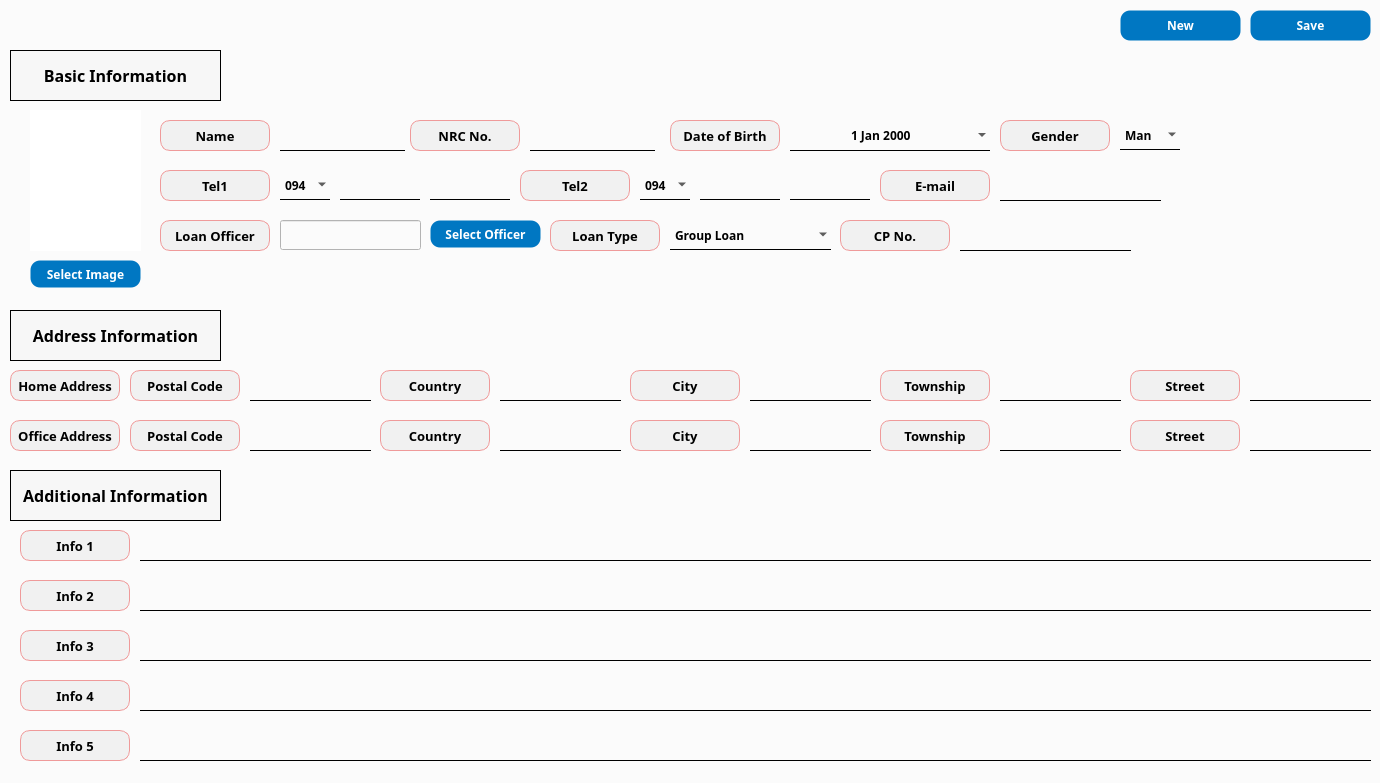
Old version of the form app/src/pages/registration/guarantor.ui in the repository DY-Microfinance-Customer-Management/dymf-algorithm.
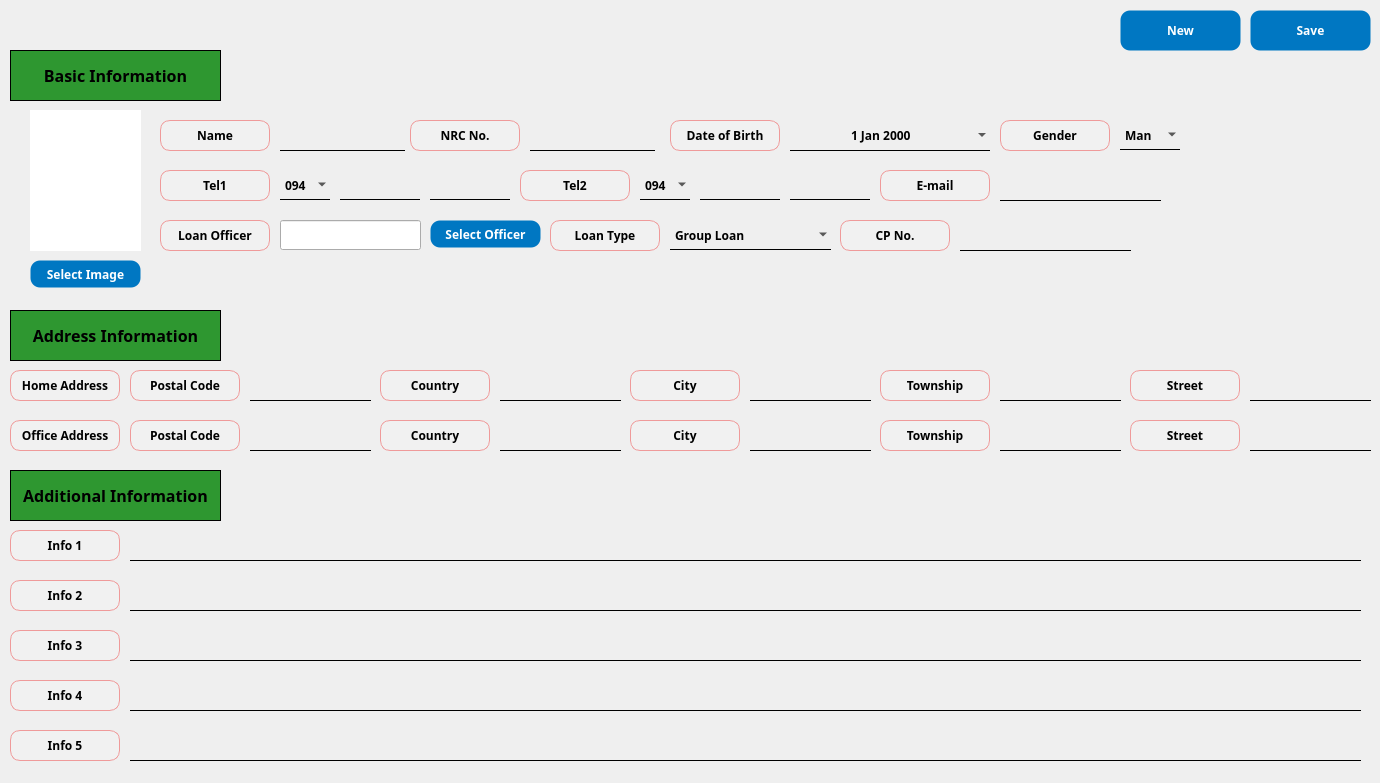
New version of the form.

What changed in the file:
```diff
--- a/app/src/pages/registration/guarantor.ui
+++ b/app/src/pages/registration/guarantor.ui
@@ -26,7 +26,32 @@
    <string>Guarantor Management</string>
   </property>
   <property name="styleSheet">
-   <string notr="true">background-color: #fbfbfb;</string>
+   <string notr="true">background-color: #fbfbfb;
+
+QPushButton {
+    background-color: #0077c2;
+    color: white;
+    border: 1px solid transparent;
+    border-radius: 10px;
+    padding: 5px 10px;
+}
+
+QPushButton:hover {
+    border: 1px solid white;
+}
+
+QPushButton:pressed {
+    background-color: #005f9e;
+    padding-top: 6px;
+    padding-bottom: 4px;
+}
+
+QPushButton:disabled {
+    background-color: lightgray;
+    color: gray;
+    border: 1px solid gray;
+}
+</string>
   </property>
   <widget class="QWidget" name="centralwidget">
    <property name="minimumSize">
@@ -41,12 +66,13 @@
       <x>1120</x>
       <y>10</y>
       <width>121</width>
-      <height>31</height>
+      <height>41</height>
      </rect>
     </property>
     <property name="font">
      <font>
       <family>Arial Black</family>
+      <pointsize>9</pointsize>
       <weight>75</weight>
       <bold>true</bold>
      </font>
@@ -87,12 +113,13 @@
       <x>1250</x>
       <y>10</y>
       <width>121</width>
-      <height>31</height>
+      <height>41</height>
      </rect>
     </property>
     <property name="font">
      <font>
       <family>Arial Black</family>
+      <pointsize>9</pointsize>
       <weight>75</weight>
       <bold>true</bold>
      </font>
@@ -206,7 +233,7 @@
     <property name="font">
      <font>
       <family>Arial Black</family>
-      <pointsize>10</pointsize>
+      <pointsize>9</pointsize>
       <weight>75</weight>
       <bold>true</bold>
      </font>
@@ -288,7 +315,7 @@
    <widget class="QLineEdit" name="info3">
     <property name="geometry">
      <rect>
-      <x>140</x>
+      <x>130</x>
       <y>630</y>
       <width>1231</width>
       <height>31</height>
@@ -401,7 +428,7 @@
    <widget class="QLabel" name="label_43">
     <property name="geometry">
      <rect>
-      <x>20</x>
+      <x>10</x>
       <y>580</y>
       <width>110</width>
       <height>31</height>
@@ -422,7 +449,7 @@
     <property name="font">
      <font>
       <family>Arial Black</family>
-      <pointsize>10</pointsize>
+      <pointsize>9</pointsize>
       <weight>75</weight>
       <bold>true</bold>
      </font>
@@ -517,7 +544,7 @@
     <property name="font">
      <font>
       <family>Arial Black</family>
-      <pointsize>10</pointsize>
+      <pointsize>9</pointsize>
       <weight>75</weight>
       <bold>true</bold>
      </font>
@@ -561,7 +588,7 @@
     <property name="font">
      <font>
       <family>Arial Black</family>
-      <pointsize>10</pointsize>
+      <pointsize>9</pointsize>
       <weight>75</weight>
       <bold>true</bold>
      </font>
@@ -584,7 +611,7 @@
    <widget class="QLabel" name="label_44">
     <property name="geometry">
      <rect>
-      <x>20</x>
+      <x>10</x>
       <y>630</y>
       <width>110</width>
       <height>31</height>
@@ -605,7 +632,7 @@
     <property name="font">
      <font>
       <family>Arial Black</family>
-      <pointsize>10</pointsize>
+      <pointsize>9</pointsize>
       <weight>75</weight>
       <bold>true</bold>
      </font>
@@ -628,7 +655,7 @@
    <widget class="QLineEdit" name="info5">
     <property name="geometry">
      <rect>
-      <x>140</x>
+      <x>130</x>
       <y>730</y>
       <width>1231</width>
       <height>31</height>
@@ -661,7 +688,7 @@
    <widget class="QLabel" name="label_46">
     <property name="geometry">
      <rect>
-      <x>20</x>
+      <x>10</x>
       <y>730</y>
       <width>110</width>
       <height>31</height>
@@ -682,7 +709,7 @@
     <property name="font">
      <font>
       <family>Arial Black</family>
-      <pointsize>10</pointsize>
+      <pointsize>9</pointsize>
       <weight>75</weight>
       <bold>true</bold>
      </font>
@@ -795,7 +822,7 @@
     <property name="font">
      <font>
       <family>Arial Black</family>
-      <pointsize>10</pointsize>
+      <pointsize>9</pointsize>
       <weight>75</weight>
       <bold>true</bold>
      </font>
@@ -839,7 +866,7 @@
     <property name="font">
      <font>
       <family>Arial Black</family>
-      <pointsize>10</pointsize>
+      <pointsize>9</pointsize>
       <weight>75</weight>
       <bold>true</bold>
      </font>
@@ -1013,7 +1040,7 @@
     <property name="font">
      <font>
       <family>Arial Black</family>
-      <pointsize>10</pointsize>
+      <pointsize>9</pointsize>
       <weight>75</weight>
       <bold>true</bold>
      </font>
@@ -1036,7 +1063,7 @@
    <widget class="QLabel" name="label_45">
     <property name="geometry">
      <rect>
-      <x>20</x>
+      <x>10</x>
       <y>680</y>
       <width>110</width>
       <height>31</height>
@@ -1057,7 +1084,7 @@
     <property name="font">
      <font>
       <family>Arial Black</family>
-      <pointsize>10</pointsize>
+      <pointsize>9</pointsize>
       <weight>75</weight>
       <bold>true</bold>
      </font>
@@ -1080,7 +1107,7 @@
    <widget class="QLineEdit" name="info4">
     <property name="geometry">
      <rect>
-      <x>140</x>
+      <x>130</x>
       <y>680</y>
       <width>1231</width>
       <height>31</height>
@@ -1134,7 +1161,7 @@
     <property name="font">
      <font>
       <family>Arial Black</family>
-      <pointsize>10</pointsize>
+      <pointsize>9</pointsize>
       <weight>75</weight>
       <bold>true</bold>
      </font>
@@ -1178,7 +1205,7 @@
     <property name="font">
      <font>
       <family>Arial Black</family>
-      <pointsize>10</pointsize>
+      <pointsize>9</pointsize>
       <weight>75</weight>
       <bold>true</bold>
      </font>
@@ -1539,7 +1566,7 @@
     <property name="font">
      <font>
       <family>Arial Black</family>
-      <pointsize>10</pointsize>
+      <pointsize>9</pointsize>
       <weight>75</weight>
       <bold>true</bold>
      </font>
@@ -1583,7 +1610,7 @@
     <property name="font">
      <font>
       <family>Arial Black</family>
-      <pointsize>10</pointsize>
+      <pointsize>9</pointsize>
       <weight>75</weight>
       <bold>true</bold>
      </font>
@@ -1606,7 +1633,7 @@
    <widget class="QLabel" name="label_42">
     <property name="geometry">
      <rect>
-      <x>20</x>
+      <x>10</x>
       <y>530</y>
       <width>110</width>
       <height>31</height>
@@ -1627,7 +1654,7 @@
     <property name="font">
      <font>
       <family>Arial Black</family>
-      <pointsize>10</pointsize>
+      <pointsize>9</pointsize>
       <weight>75</weight>
       <bold>true</bold>
      </font>
@@ -1683,7 +1710,7 @@
    <widget class="QLineEdit" name="info2">
     <property name="geometry">
      <rect>
-      <x>140</x>
+      <x>130</x>
       <y>580</y>
       <width>1231</width>
       <height>31</height>
@@ -1737,7 +1764,7 @@
     <property name="font">
      <font>
       <family>Arial Black</family>
-      <pointsize>10</pointsize>
+      <pointsize>9</pointsize>
       <weight>75</weight>
       <bold>true</bold>
      </font>
@@ -1781,7 +1808,7 @@
     <property name="font">
      <font>
       <family>Arial Black</family>
-      <pointsize>10</pointsize>
+      <pointsize>9</pointsize>
       <weight>75</weight>
       <bold>true</bold>
      </font>
@@ -1825,7 +1852,7 @@
     <property name="font">
      <font>
       <family>Arial Black</family>
-      <pointsize>10</pointsize>
+      <pointsize>9</pointsize>
       <weight>75</weight>
       <bold>true</bold>
      </font>
@@ -1902,7 +1929,7 @@
     <property name="font">
      <font>
       <family>Arial Black</family>
-      <pointsize>10</pointsize>
+      <pointsize>9</pointsize>
       <weight>75</weight>
       <bold>true</bold>
      </font>
@@ -1946,7 +1973,7 @@
     <property name="font">
      <font>
       <family>Arial Black</family>
-      <pointsize>10</pointsize>
+      <pointsize>9</pointsize>
       <weight>75</weight>
       <bold>true</bold>
      </font>
@@ -2053,7 +2080,7 @@
    <widget class="QLineEdit" name="info1">
     <property name="geometry">
      <rect>
-      <x>140</x>
+      <x>130</x>
       <y>530</y>
       <width>1231</width>
       <height>31</height>
@@ -2107,7 +2134,7 @@
     <property name="font">
      <font>
       <family>Arial Black</family>
-      <pointsize>10</pointsize>
+      <pointsize>9</pointsize>
       <weight>75</weight>
       <bold>true</bold>
      </font>
@@ -2151,7 +2178,7 @@
     <property name="font">
      <font>
       <family>Arial Black</family>
-      <pointsize>10</pointsize>
+      <pointsize>9</pointsize>
       <weight>75</weight>
       <bold>true</bold>
      </font>
@@ -2195,7 +2222,7 @@
     <property name="font">
      <font>
       <family>Arial Black</family>
-      <pointsize>10</pointsize>
+      <pointsize>9</pointsize>
       <weight>75</weight>
       <bold>true</bold>
      </font>
@@ -2272,7 +2299,7 @@
     <property name="font">
      <font>
       <family>Arial Black</family>
-      <pointsize>10</pointsize>
+      <pointsize>9</pointsize>
       <weight>75</weight>
       <bold>true</bold>
      </font>
@@ -2316,7 +2343,7 @@
     <property name="font">
      <font>
       <family>Arial Black</family>
-      <pointsize>10</pointsize>
+      <pointsize>9</pointsize>
       <weight>75</weight>
       <bold>true</bold>
      </font>
@@ -2503,7 +2530,7 @@
     <property name="font">
      <font>
       <family>Arial Black</family>
-      <pointsize>10</pointsize>
+      <pointsize>9</pointsize>
       <weight>75</weight>
       <bold>true</bold>
      </font>
@@ -2583,7 +2610,7 @@
     <property name="font">
      <font>
       <family>Arial Black</family>
-      <pointsize>10</pointsize>
+      <pointsize>9</pointsize>
       <weight>75</weight>
       <bold>true</bold>
      </font>
@@ -2621,7 +2648,7 @@
      </font>
     </property>
     <property name="styleSheet">
-     <string notr="true">background-color:rgb(247, 247, 247)</string>
+     <string notr="true">background-color: #2e9730;</string>
     </property>
     <property name="frameShape">
      <enum>QFrame::Box</enum>
@@ -2651,7 +2678,7 @@
      </font>
     </property>
     <property name="styleSheet">
-     <string notr="true">background-color:rgb(247, 247, 247)</string>
+     <string notr="true">background-color: #2e9730;</string>
     </property>
     <property name="frameShape">
      <enum>QFrame::Box</enum>
@@ -2681,7 +2708,7 @@
      </font>
     </property>
     <property name="styleSheet">
-     <string notr="true">background-color:rgb(247, 247, 247)</string>
+     <string notr="true">background-color: #2e9730;</string>
     </property>
     <property name="frameShape">
      <enum>QFrame::Box</enum>
```
Left out of the diff: 2 changed lines with no effect on the pictures.
